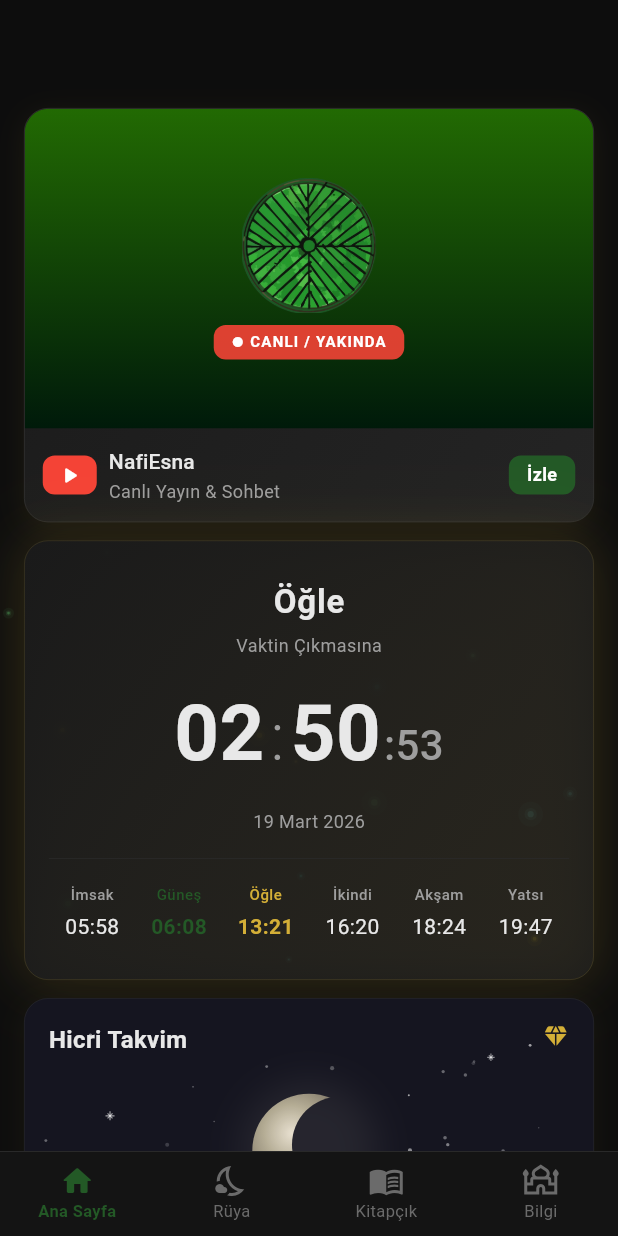
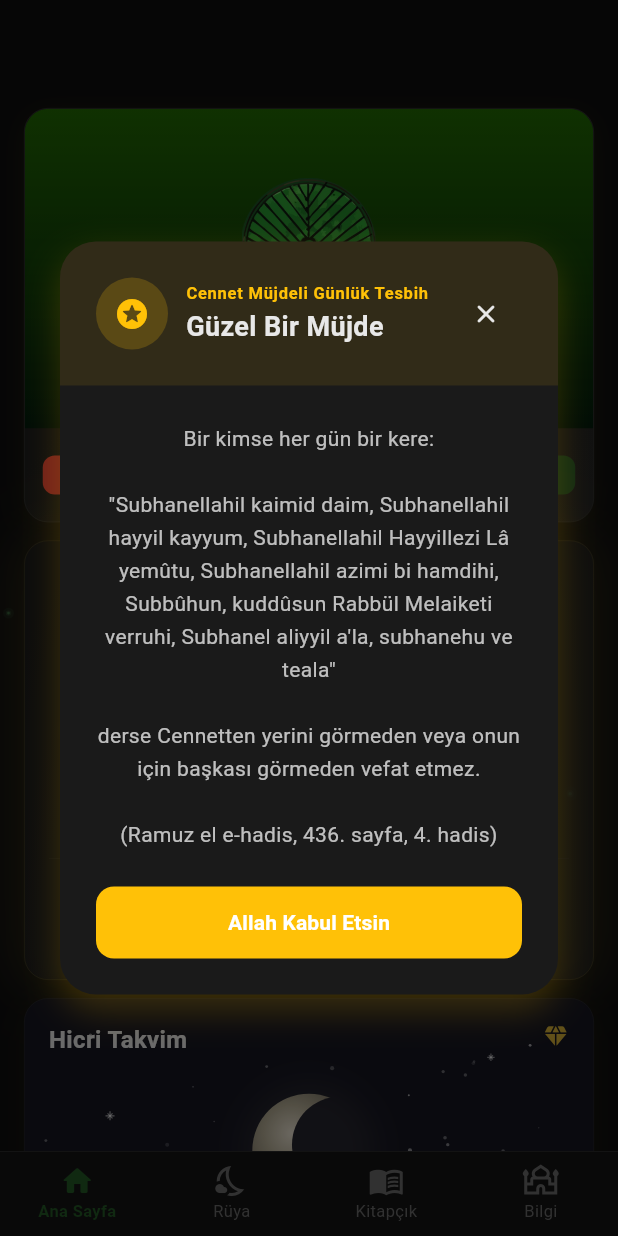
Before and after one commit to abdullahonus/nafiesna, a Flutter app: the screen it shows after launch, on a phone screen of 412 x 824 dp. Run offline on Flutter 3.47's test engine with Material 3 defaults, Android fonts, the phone set to English and light mode, and no system bars; our stand-ins replace auto_route, dio, equatable, firebase_core, firebase_messaging, flutter_local_notifications and 6 more; missing offline and left inert: chucker_flutter, syncfusion_flutter_pdfviewer; accounts and stored records are empty; network calls fail.

Commit message:
feat: Add SohbetPopup to display random Islamic information on the home screen.

```diff
--- a/lib/feature/content/widgets/islamic_info_page.dart
+++ b/lib/feature/content/widgets/islamic_info_page.dart
@@ -36,7 +36,7 @@ class IslamicInfoItem {
 
 // ── Veriler ────────────────────────────────────────────────────────────────
 
-const List<IslamicInfo> _infos = [
+const List<IslamicInfo> islamicInfos = [
   IslamicInfo(
     title: 'Âl-i İmrân 18–27',
     subtitle: 'Yatsı sonrası okunan âyetler ve faziletleri',
@@ -670,8 +670,8 @@ class _IslamicInfoPageState extends State<IslamicInfoPage> {
 
   List<IslamicInfo> get _filtered {
     final q = _query.toLowerCase().trim();
-    if (q.isEmpty) return _infos;
-    return _infos.where((info) {
+    if (q.isEmpty) return islamicInfos;
+    return islamicInfos.where((info) {
       return info.title.toLowerCase().contains(q) ||
           info.subtitle.toLowerCase().contains(q) ||
           info.items.any(
--- a/lib/feature/home/view/home_view.dart
+++ b/lib/feature/home/view/home_view.dart
@@ -15,6 +15,7 @@ import '../widgets/hadith_card.dart';
 import '../widgets/hijri_calendar_card.dart';
 import '../widgets/live_stream_card.dart';
 import '../widgets/prayer_times_bar.dart';
+import '../../../product/widget/common/sohbet_popup.dart';
 
 @RoutePage()
 class HomeView extends ConsumerStatefulWidget {
@@ -28,9 +29,12 @@ class _HomeViewState extends ConsumerState<HomeView> {
   @override
   void initState() {
     super.initState();
-    Future.microtask(() {
+    WidgetsBinding.instance.addPostFrameCallback((_) {
       ref.read(homeProvider.notifier).init();
       ref.read(prayerTimesProvider.notifier).init();
+
+      // Random Sohbet Popup
+      SohbetPopup.show(context);
     });
   }
 
--- a/lib/product/init/app_init.dart
+++ b/lib/product/init/app_init.dart
@@ -30,7 +30,7 @@ final FlutterLocalNotificationsPlugin _localNotifications =
     FlutterLocalNotificationsPlugin();
 
 const AndroidNotificationChannel _androidChannel = AndroidNotificationChannel(
-  'live_stream_channel',
+  'live_stream_channel_v2',
   'Canlı Yayın Bildirimleri',
   description: 'NafiEsna canlı yayın bildirimleri',
   importance: Importance.high,
--- /dev/null
+++ b/lib/product/widget/common/sohbet_popup.dart
@@ -0,0 +1,181 @@
+import 'dart:math';
+import 'package:flutter/material.dart';
+import '../../../feature/content/widgets/islamic_info_page.dart';
+import '../../constants/app_spacing.dart';
+import '../../init/theme/app_colors.dart';
+import '../../init/theme/app_text_styles.dart';
+
+class SohbetPopup extends StatelessWidget {
+  const SohbetPopup({super.key, required this.info, required this.item});
+
+  final IslamicInfo info;
+  final IslamicInfoItem item;
+
+  static void show(BuildContext context) {
+    if (islamicInfos.isEmpty) return;
+
+    final random = Random();
+    final randomInfo = islamicInfos[random.nextInt(islamicInfos.length)];
+    if (randomInfo.items.isEmpty) return;
+
+    final randomItem = randomInfo.items[random.nextInt(randomInfo.items.length)];
+
+    showGeneralDialog(
+      context: context,
+      barrierDismissible: true,
+      barrierLabel: 'Sohbet',
+      barrierColor: Colors.black54,
+      transitionDuration: const Duration(milliseconds: 400),
+      pageBuilder: (context, anim1, anim2) {
+        return SohbetPopup(info: randomInfo, item: randomItem);
+      },
+      transitionBuilder: (context, anim1, anim2, child) {
+        return Transform.scale(
+          scale: Curves.easeInOutBack.transform(anim1.value),
+          child: FadeTransition(
+            opacity: anim1,
+            child: child,
+          ),
+        );
+      },
+    );
+  }
+
+  @override
+  Widget build(BuildContext context) {
+    return Dialog(
+      shape: RoundedRectangleBorder(
+        borderRadius: BorderRadius.circular(AppSpacing.radiusXl),
+      ),
+      elevation: 0,
+      backgroundColor: Colors.transparent,
+      child: Container(
+        constraints: const BoxConstraints(maxWidth: 400),
+        decoration: BoxDecoration(
+          color: AppColors.surface,
+          borderRadius: BorderRadius.circular(AppSpacing.radiusXl),
+          boxShadow: [
+            BoxShadow(
+              color: info.color.withValues(alpha: 0.2),
+              blurRadius: 20,
+              offset: const Offset(0, 10),
+            ),
+          ],
+        ),
+        child: SingleChildScrollView(
+          child: Column(
+            mainAxisSize: MainAxisSize.min,
+            children: [
+              // Header
+              Container(
+                padding: const EdgeInsets.all(AppSpacing.xl),
+                decoration: BoxDecoration(
+                  color: info.color.withValues(alpha: 0.1),
+                  borderRadius: const BorderRadius.vertical(
+                    top: Radius.circular(AppSpacing.radiusXl),
+                  ),
+                ),
+                child: Row(
+                  children: [
+                    Container(
+                      padding: const EdgeInsets.all(AppSpacing.md),
+                      decoration: BoxDecoration(
+                        color: info.color.withValues(alpha: 0.2),
+                        shape: BoxShape.circle,
+                      ),
+                      child: Icon(info.icon, color: info.color, size: 24),
+                    ),
+                    const SizedBox(width: AppSpacing.md),
+                    Expanded(
+                      child: Column(
+                        crossAxisAlignment: CrossAxisAlignment.start,
+                        children: [
+                          Text(
+                            info.title,
+                            style: AppTextStyles.labelSmall.copyWith(
+                              color: info.color,
+                              fontWeight: FontWeight.bold,
+                            ),
+                          ),
+                          Text(
+                            item.title,
+                            style: AppTextStyles.headlineSmall.copyWith(
+                              fontSize: 18,
+                            ),
+                          ),
+                        ],
+                      ),
+                    ),
+                    IconButton(
+                      onPressed: () => Navigator.of(context).pop(),
+                      icon: const Icon(Icons.close_rounded, size: 20),
+                    ),
+                  ],
+                ),
+              ),
+
+              // Content
+              Padding(
+                padding: const EdgeInsets.all(AppSpacing.xl),
+                child: Column(
+                  children: [
+                    if (item.count != null) ...[
+                      Container(
+                        padding: const EdgeInsets.symmetric(
+                          horizontal: 12,
+                          vertical: 6,
+                        ),
+                        decoration: BoxDecoration(
+                          color: info.color.withValues(alpha: 0.1),
+                          borderRadius: BorderRadius.circular(20),
+                        ),
+                        child: Text(
+                          item.count!,
+                          style: AppTextStyles.labelSmall.copyWith(
+                            color: info.color,
+                            fontWeight: FontWeight.bold,
+                          ),
+                        ),
+                      ),
+                      const SizedBox(height: AppSpacing.md),
+                    ],
+                    Text(
+                      item.content,
+                      textAlign: TextAlign.center,
+                      style: AppTextStyles.bodyMedium.copyWith(
+                        height: 1.6,
+                        color: AppColors.onBackground.withValues(alpha: 0.8),
+                      ),
+                    ),
+                    const SizedBox(height: AppSpacing.xl),
+                    SizedBox(
+                      width: double.infinity,
+                      child: ElevatedButton(
+                        onPressed: () => Navigator.of(context).pop(),
+                        style: ElevatedButton.styleFrom(
+                          backgroundColor: info.color,
+                          foregroundColor: Colors.white,
+                          padding: const EdgeInsets.symmetric(vertical: 14),
+                          shape: RoundedRectangleBorder(
+                            borderRadius: BorderRadius.circular(
+                              AppSpacing.radiusMd,
+                            ),
+                          ),
+                          elevation: 0,
+                        ),
+                        child: const Text(
+                          'Allah Kabul Etsin',
+                          style: TextStyle(fontWeight: FontWeight.bold),
+                        ),
+                      ),
+                    ),
+                  ],
+                ),
+              ),
+            ],
+          ),
+        ),
+      ),
+    );
+  }
+}
```
